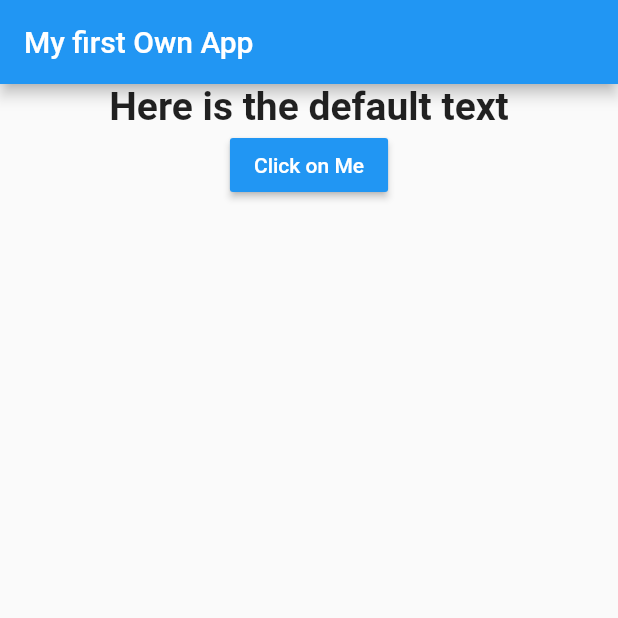
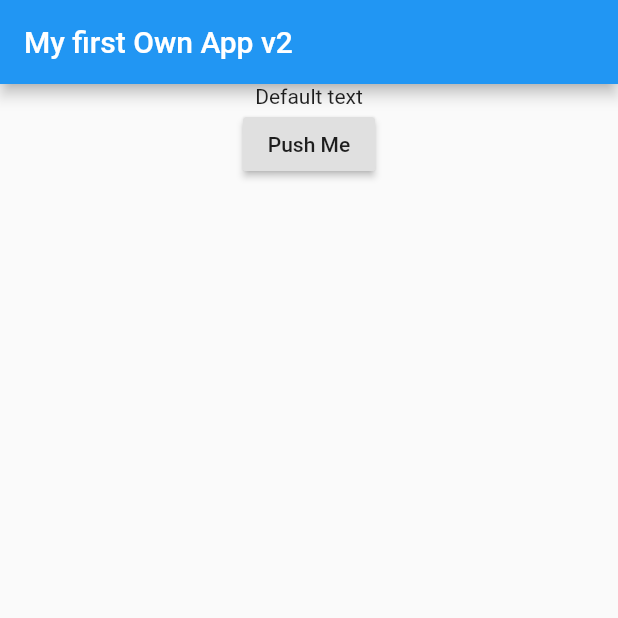
Before and after one commit to matr0s/flutter-first-assignment, a Flutter app: the screen it shows after launch, on a phone screen of 412 x 824 dp, the top half of it. Run offline on Flutter 3.47's test engine with Material 2 defaults, Android fonts, the phone set to English and light mode, and no system bars.

Commit message:
v2 one file

```diff
--- a/lib/main.dart
+++ b/lib/main.dart
@@ -4,9 +4,6 @@
 // 3) Split the app into three widgets: App, TextControl & Text
 
 import 'package:flutter/material.dart';
-
-import './textcontrol.dart';
-import './textmanager.dart';
 
 void main() {
   runApp(MyOwnApp());
@@ -20,31 +17,27 @@ class MyOwnApp extends StatefulWidget {
 }
 
 class _MyOwnApp extends State<MyOwnApp> {
-  List _textOptions = ['First label', 'Second label', 'Third label'];
-  String _textOption = 'Here is the default text';
- int _clickCounter = 0;
-
-  void textHandler() {
-    setState(() {
-      _textOption = _textOptions[_clickCounter];
-    });
-    _clickCounter += 1;
-    print('Clicked');
-  }
+  String _textCondent = 'Default text';
 
   @override
   Widget build(BuildContext context) {
     return MaterialApp(
         home: Scaffold(
       appBar: AppBar(
-        title: Text('My first Own App'),
+        title: Text('My first Own App v2'),
       ),
       body: Container(
         width: double.infinity,
         child: Column(
           children: <Widget>[
-            TextManager(_textOption, _textOptions),
-            TextControl(_textOptions, textHandler, _clickCounter),
+            Text(_textCondent),
+            RaisedButton(
+                child: Text('Push Me'),
+                onPressed: () {
+                  setState(() {
+                    _textCondent = 'Updated';
+                  });
+                }),
           ],
         ),
       ),
--- a/lib/textcontrol.dart
+++ /dev/null
@@ -1,19 +0,0 @@
-import 'package:flutter/material.dart';
-
-class TextControl extends StatelessWidget {
-  final defaultContent = 'Default text';
-  final textContent;
-  final Function textManager;
-  int counter;
-  TextControl(this.textContent, this.textManager, this.counter);
-
-  @override
-  Widget build(BuildContext context) {
-    return RaisedButton(
-      color: Colors.blue,
-      textColor: Colors.white,
-      child: Text('Click on Me'),
-      onPressed: textManager,
-    );
-  }
-}
--- a/lib/textmanager.dart
+++ /dev/null
@@ -1,16 +0,0 @@
-import 'package:flutter/material.dart';
-
-class TextManager extends StatelessWidget {
-  final String defaultText;
-  final List textList;
-
-  TextManager(this.defaultText, this.textList);
-
-  @override
-  Widget build(BuildContext context) {
-    return
-      Text(defaultText,
-          style: TextStyle(fontSize: 26, fontWeight: FontWeight.bold),
-          textAlign: TextAlign.center);
-  }
-}
```
